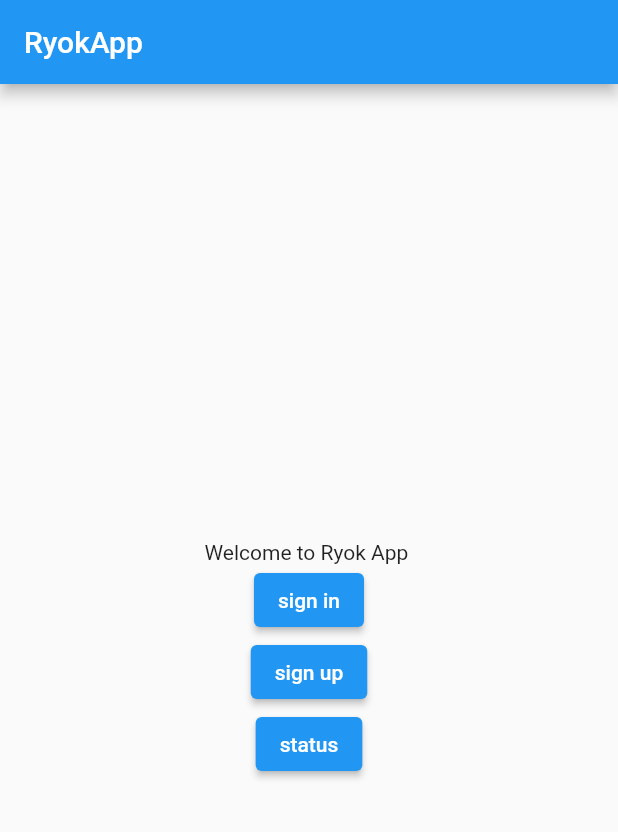
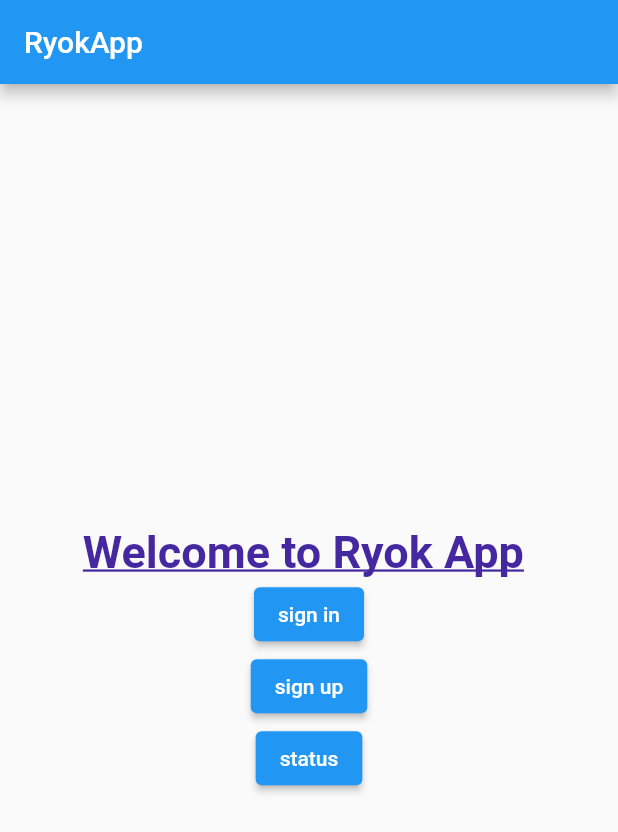
Before and after one commit to Truefes/RyokApp, a Flutter app: the screen it shows after launch, on a phone screen of 412 x 824 dp. Shown: the top 832 px of the screen. Run offline on Flutter 3.47's test engine with Material 2 defaults, Android fonts, the light colour scheme and no system bars.

Commit message:
updated welcome text message appearance

```diff
--- a/lib/widgets/WelcomeWidget.dart
+++ b/lib/widgets/WelcomeWidget.dart
@@ -19,17 +19,20 @@ class WelcomeWidget extends StatelessWidget {
 
   @override
   Widget build(BuildContext context) {
-    String _title; //null check for title !
-    if (title == null) {
-      _title = "Welcome"; //if title is null then set it to welcome
-    } else {
-      _title = title!;
-    }
-
     return Container(
       child: Column(
         children: <Widget>[
-          Text(_title),
+          Text(
+            this.title ?? "WELCOME TO RYOK",
+            style: TextStyle(
+              fontSize: 30,
+              fontWeight: FontWeight.w600,
+              color: Colors.deepPurple[800],
+              decoration: TextDecoration.underline,
+            ),
+          ),
+
+
           Column(
             children: [
               ElevatedButton(
@@ -40,9 +43,7 @@ class WelcomeWidget extends StatelessWidget {
                 onPressed: signupOnPressed,
                 child: Text("sign up"),
               ),
-              ElevatedButton(
-                onPressed: statusOnPressed,
-                child: Text("status"))
+              ElevatedButton(onPressed: statusOnPressed, child: Text("status"))
             ],
           ),
         ],
```
